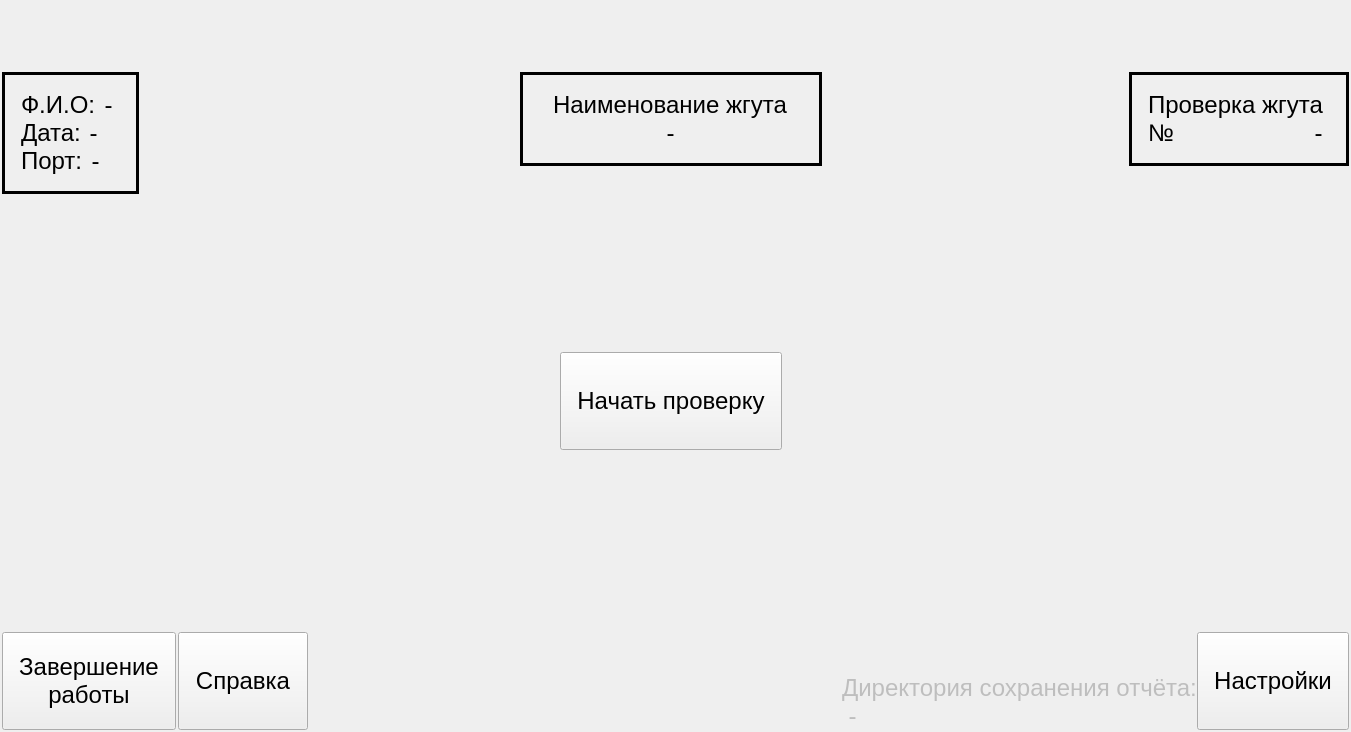
Nodens-LOTGA/CircuitTester, file src/MainWindow.ui: the form before one commit.
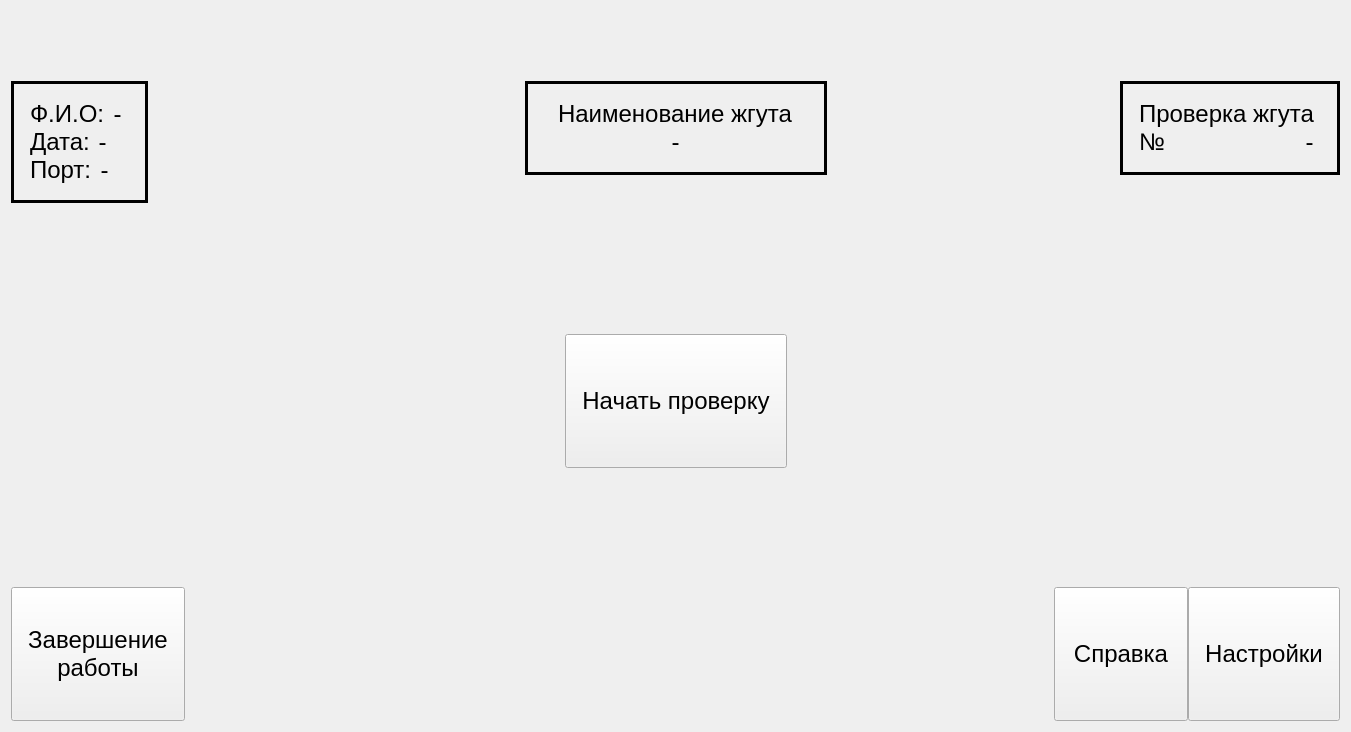
The form after the commit. Icons and pictures are not drawn.

The edit to the form file:
```diff
--- a/src/MainWindow.ui
+++ b/src/MainWindow.ui
@@ -35,8 +35,8 @@
     image: url(:/icon/checkbox_on.png);
 }
 QPushButton {
-	min-height: 64px;
-	min-width: 64px;
+	min-height: 100px;
+	min-width: 100px;
 	padding: 16px;
 }
 QComboBox {
@@ -46,21 +46,24 @@
 	width:32px; 
 	height: 32px;
 }
-* {font-size: 24px}</string>
+* {
+	font-family: &quot;Verdana&quot;;
+	font-size: 24px;
+}</string>
   </property>
   <widget class="QWidget" name="centralwidget">
    <layout class="QGridLayout" name="gridLayout_6">
     <property name="leftMargin">
-     <number>2</number>
+     <number>11</number>
     </property>
     <property name="topMargin">
-     <number>2</number>
+     <number>11</number>
     </property>
     <property name="rightMargin">
-     <number>2</number>
+     <number>11</number>
     </property>
     <property name="bottomMargin">
-     <number>2</number>
+     <number>11</number>
     </property>
     <property name="spacing">
      <number>2</number>
@@ -262,47 +265,17 @@
          <number>0</number>
         </property>
         <item>
-         <layout class="QVBoxLayout" name="verticalLayout_4">
-          <property name="spacing">
-           <number>0</number>
+         <widget class="QPushButton" name="helpB">
+          <property name="sizePolicy">
+           <sizepolicy hsizetype="Maximum" vsizetype="Fixed">
+            <horstretch>0</horstretch>
+            <verstretch>0</verstretch>
+           </sizepolicy>
           </property>
-          <item>
-           <spacer name="verticalSpacer_8">
-            <property name="orientation">
-             <enum>Qt::Vertical</enum>
-            </property>
-            <property name="sizeHint" stdset="0">
-             <size>
-              <width>20</width>
-              <height>40</height>
-             </size>
-            </property>
-           </spacer>
-          </item>
-          <item alignment="Qt::AlignLeft|Qt::AlignBottom">
-           <widget class="QLabel" name="i_saveDirL">
-            <property name="enabled">
-             <bool>false</bool>
-            </property>
-            <property name="styleSheet">
-             <string notr="true">font: 14pt &quot;MS Shell Dlg 2&quot;;</string>
-            </property>
-            <property name="text">
-             <string>Директория сохранения отчёта:</string>
-            </property>
-           </widget>
-          </item>
-          <item alignment="Qt::AlignLeft|Qt::AlignBottom">
-           <widget class="QLabel" name="saveDirL">
-            <property name="enabled">
-             <bool>false</bool>
-            </property>
-            <property name="text">
-             <string> - </string>
-            </property>
-           </widget>
-          </item>
-         </layout>
+          <property name="text">
+           <string>Справка</string>
+          </property>
+         </widget>
         </item>
         <item alignment="Qt::AlignRight|Qt::AlignBottom">
          <widget class="QPushButton" name="settingsB">
@@ -476,19 +449,6 @@
           </property>
          </widget>
         </item>
-        <item alignment="Qt::AlignLeft|Qt::AlignBottom">
-         <widget class="QPushButton" name="helpB">
-          <property name="sizePolicy">
-           <sizepolicy hsizetype="Maximum" vsizetype="Fixed">
-            <horstretch>0</horstretch>
-            <verstretch>0</verstretch>
-           </sizepolicy>
-          </property>
-          <property name="text">
-           <string>Справка</string>
-          </property>
-         </widget>
-        </item>
        </layout>
       </item>
       <item row="1" column="1">
```
